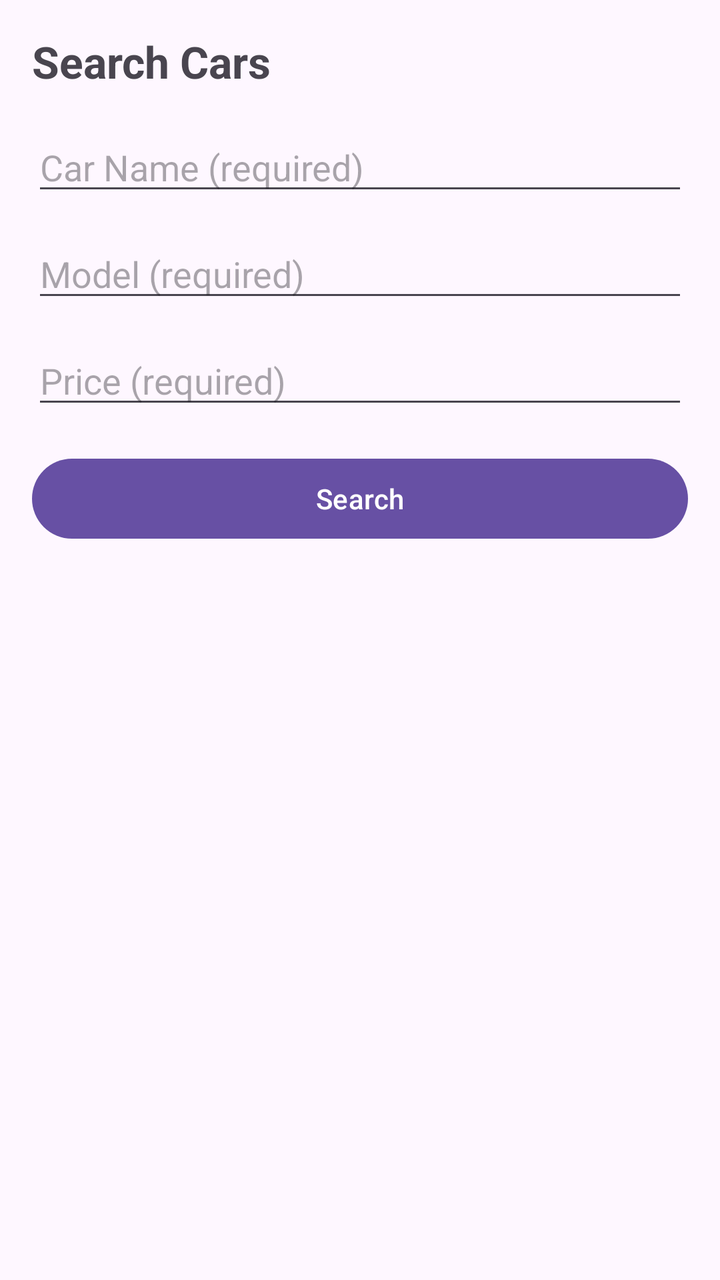
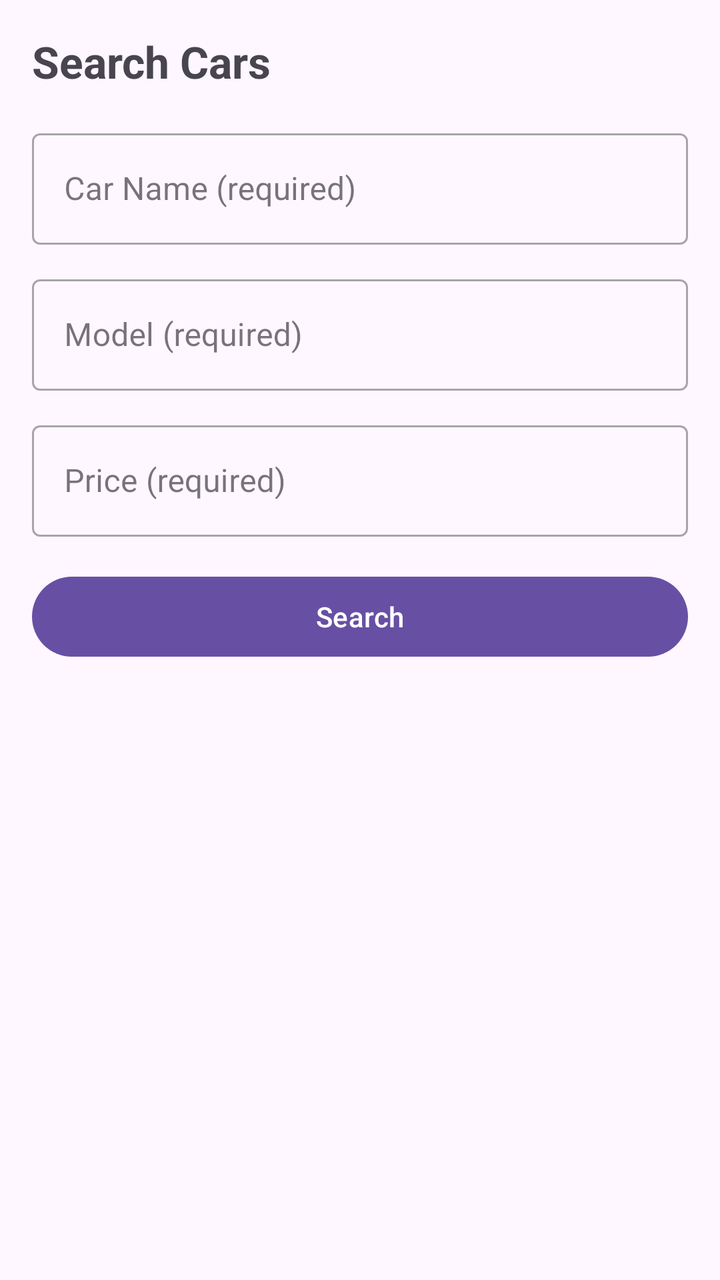

Screens rendered from an Android XML layout before and after an edit, with the pre-edit source and the edit as a unified diff.
<!-- AndroidManifest.xml: application theme Theme.Apni_svari -->
<!-- res/layout/fragment_search.xml -->
<?xml version="1.0" encoding="utf-8"?>
<LinearLayout xmlns:android="http://schemas.android.com/apk/res/android"
    xmlns:tools="http://schemas.android.com/tools"
    android:layout_width="match_parent"
    android:layout_height="match_parent"
    android:orientation="vertical"
    android:padding="16dp"
    tools:context=".SearchFragment">

    <TextView
        android:id="@+id/searchTitle"
        android:layout_width="match_parent"
        android:layout_height="wrap_content"
        android:text="Search Cars"
        android:textSize="22sp"
        android:textStyle="bold"
        android:layout_marginBottom="16dp" />

    <EditText
        android:id="@+id/searchCarName"
        android:layout_width="match_parent"
        android:layout_height="wrap_content"
        android:hint="Car Name (required)"
        android:inputType="text"
        android:layout_marginBottom="12dp" />

    <EditText
        android:id="@+id/searchCarModel"
        android:layout_width="match_parent"
        android:layout_height="wrap_content"
        android:hint="Model (required)"
        android:inputType="text"
        android:layout_marginBottom="12dp" />

    <EditText
        android:id="@+id/searchCarPrice"
        android:layout_width="match_parent"
        android:layout_height="wrap_content"
        android:hint="Price (required)"
        android:inputType="numberDecimal"
        android:layout_marginBottom="16dp" />

    <Button
        android:id="@+id/searchButton"
        android:layout_width="match_parent"
        android:layout_height="wrap_content"
        android:text="Search"
        android:layout_marginBottom="16dp" />

    <androidx.recyclerview.widget.RecyclerView
        android:id="@+id/searchResultsRecycler"
        android:layout_width="match_parent"
        android:layout_height="0dp"
        android:layout_weight="1"
        tools:listitem="@layout/item_car" />

</LinearLayout>
<!-- res/layout/item_car.xml (included above) -->
<?xml version="1.0" encoding="utf-8"?>
<androidx.cardview.widget.CardView xmlns:android="http://schemas.android.com/apk/res/android"
    xmlns:app="http://schemas.android.com/apk/res-auto"
    android:layout_width="match_parent"
    android:layout_height="wrap_content"
    android:layout_margin="8dp"
    app:cardCornerRadius="12dp"
    app:cardElevation="4dp">

    <LinearLayout
        android:layout_width="match_parent"
        android:layout_height="wrap_content"
        android:orientation="horizontal"
        android:padding="12dp">

        <ImageView
            android:id="@+id/carItemImage"
            android:layout_width="110dp"
            android:layout_height="90dp"
            android:scaleType="centerCrop"
            android:src="@drawable/carimg"
            android:contentDescription="Car image" />

        <LinearLayout
            android:layout_width="0dp"
            android:layout_height="wrap_content"
            android:layout_marginStart="12dp"
            android:layout_weight="1"
            android:orientation="vertical">

            <TextView
                android:id="@+id/carItemName"
                android:layout_width="wrap_content"
                android:layout_height="wrap_content"
                android:text="Car name"
                android:textSize="17sp"
                android:textStyle="bold" />

            <TextView
                android:id="@+id/carItemOwner"
                android:layout_width="wrap_content"
                android:layout_height="wrap_content"
                android:layout_marginTop="4dp"
                android:text="Owner" />

            <TextView
                android:id="@+id/carItemPrice"
                android:layout_width="wrap_content"
                android:layout_height="wrap_content"
                android:layout_marginTop="4dp"
                android:text="Price" />
        </LinearLayout>
    </LinearLayout>

</androidx.cardview.widget.CardView>
<!-- resources referenced by this layout -->
<resources>
  <!-- drawable carimg: png bitmap (drawable, 56726 bytes) -->
  <style name="Theme.Apni_svari" parent="Base.Theme.Apni_svari" />
  <style name="Base.Theme.Apni_svari" parent="Theme.Material3.DayNight.NoActionBar">
          
          
      </style>
</resources>

<!-- the commit's change to res/layout/fragment_search.xml (unified diff, before → after) -->
@@ -1,6 +1,7 @@
 <?xml version="1.0" encoding="utf-8"?>
 <LinearLayout xmlns:android="http://schemas.android.com/apk/res/android"
     xmlns:tools="http://schemas.android.com/tools"
+    xmlns:app="http://schemas.android.com/apk/res-auto"
     android:layout_width="match_parent"
     android:layout_height="match_parent"
     android:orientation="vertical"
@@ -16,29 +17,53 @@
         android:textStyle="bold"
         android:layout_marginBottom="16dp" />
 
-    <EditText
-        android:id="@+id/searchCarName"
+    <com.google.android.material.textfield.TextInputLayout
+        android:id="@+id/searchCarNameLayout"
         android:layout_width="match_parent"
         android:layout_height="wrap_content"
         android:hint="Car Name (required)"
-        android:inputType="text"
-        android:layout_marginBottom="12dp" />
+        style="@style/Widget.MaterialComponents.TextInputLayout.OutlinedBox"
+        android:layout_marginBottom="12dp">
 
-    <EditText
-        android:id="@+id/searchCarModel"
+        <com.google.android.material.textfield.TextInputEditText
+            android:id="@+id/searchCarName"
+            android:layout_width="match_parent"
+            android:layout_height="wrap_content"
+            android:inputType="text"
+            android:contentDescription="Car name input field" />
+    </com.google.android.material.textfield.TextInputLayout>
+
+    <com.google.android.material.textfield.TextInputLayout
+        android:id="@+id/searchCarModelLayout"
         android:layout_width="match_parent"
         android:layout_height="wrap_content"
         android:hint="Model (required)"
-        android:inputType="text"
-        android:layout_marginBottom="12dp" />
+        style="@style/Widget.MaterialComponents.TextInputLayout.OutlinedBox"
+        android:layout_marginBottom="12dp">
 
-    <EditText
-        android:id="@+id/searchCarPrice"
+        <com.google.android.material.textfield.TextInputEditText
+            android:id="@+id/searchCarModel"
+            android:layout_width="match_parent"
+            android:layout_height="wrap_content"
+            android:inputType="text"
+            android:contentDescription="Car model input field" />
+    </com.google.android.material.textfield.TextInputLayout>
+
+    <com.google.android.material.textfield.TextInputLayout
+        android:id="@+id/searchCarPriceLayout"
         android:layout_width="match_parent"
         android:layout_height="wrap_content"
         android:hint="Price (required)"
-        android:inputType="numberDecimal"
-        android:layout_marginBottom="16dp" />
+        style="@style/Widget.MaterialComponents.TextInputLayout.OutlinedBox"
+        android:layout_marginBottom="16dp">
+
+        <com.google.android.material.textfield.TextInputEditText
+            android:id="@+id/searchCarPrice"
+            android:layout_width="match_parent"
+            android:layout_height="wrap_content"
+            android:inputType="numberDecimal"
+            android:contentDescription="Car price input field" />
+    </com.google.android.material.textfield.TextInputLayout>
 
     <Button
         android:id="@+id/searchButton"
